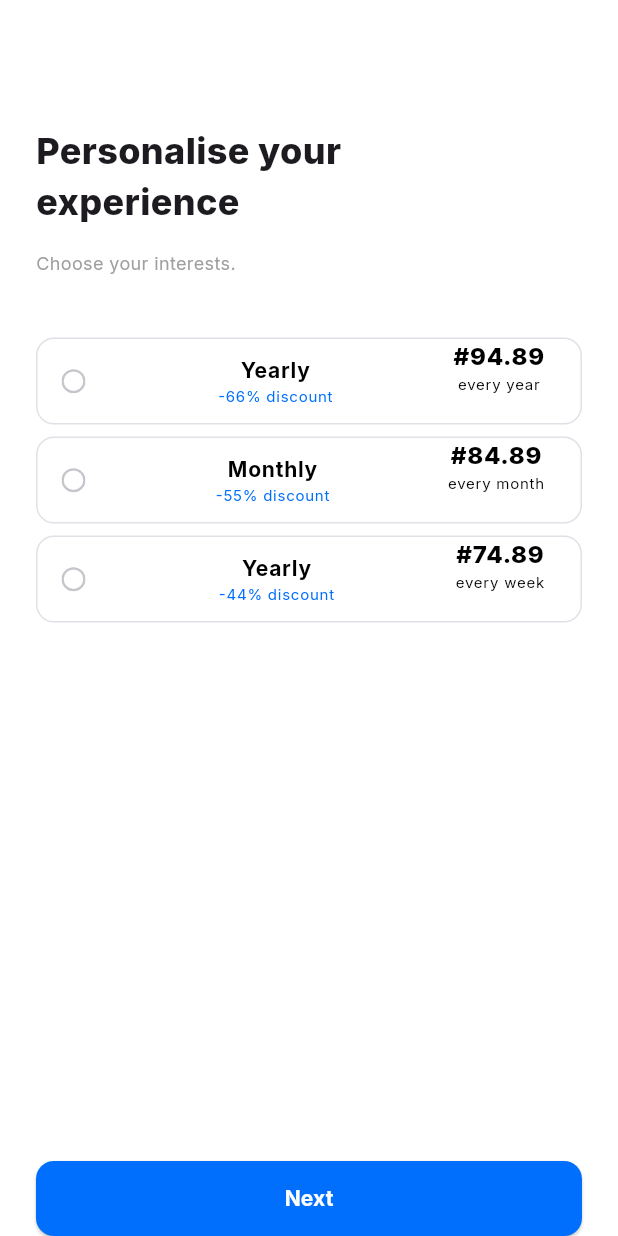
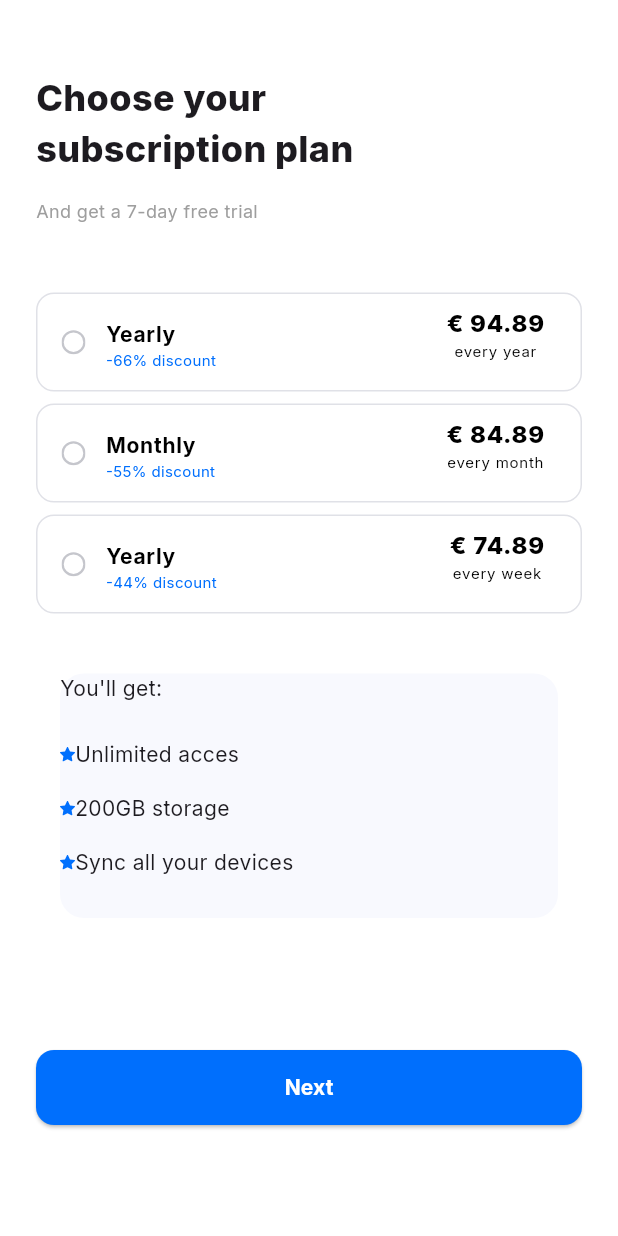
Before and after one commit to Rutuja028/figma_task, a Flutter app: the Subscription screen opened directly, on a phone screen of 412 x 824 dp. Run offline on Flutter 3.47's test engine with Material 3 defaults, Android fonts, the phone set to English and light mode, and no system bars; our stand-ins replace carousel_slider, flutter_svg, gap.

Commit message:
Using asMap function instead of ListView.builder in subscription_tile

```diff
--- a/lib/app.dart
+++ b/lib/app.dart
@@ -2,9 +2,9 @@ import 'package:flutter/material.dart';
 
 //import 'package:figma_task/views/onboarding_page1.dart';
 //import 'package:figma_task/views/onboarding_page2.dart';
-//import 'package:figma_task/views/subscription_page.dart';
-import 'package:figma_task/views/settings_page.dart';
-import 'package:figma_task/views/sign_in.dart';
+import 'package:figma_task/views/subscription_tile.dart';
+// import 'package:figma_task/views/settings_page.dart';
+// import 'package:figma_task/views/sign_in.dart';
 
 class MainApp extends StatelessWidget {
   const MainApp({super.key});
@@ -16,10 +16,10 @@ class MainApp extends StatelessWidget {
         scaffoldBackgroundColor: Colors.white,
         fontFamily: 'Inter',
       ),
-      home: const SignIn(),
+      //home: const SignIn(),
       debugShowCheckedModeBanner: false,
       //home: const Settings(),
-      //home: const Subscription(),
+      home: const Subscription(),
       //home: const OnBoarding2(),
       //home: OnBoarding(),
       //home: PersonalizePage(),
--- /dev/null
+++ b/lib/views/chat_list.dart
@@ -0,0 +1,17 @@
+import 'package:flutter/material.dart';
+
+class ChatList extends StatefulWidget{
+  const ChatList({super.key});
+
+  @override
+  State<ChatList> createState() => _ChatListState();
+}
+
+class _ChatListState extends State<ChatList>{
+  @override
+  Widget build(BuildContext context){
+    return Scaffold(
+
+    );
+  }
+}
--- a/lib/views/subscription_tile.dart
+++ b/lib/views/subscription_tile.dart
@@ -16,28 +16,35 @@ class RadioOption {
   final String titleDown;
   final String trailTextUp;
   final String trailTextDown;
-  bool isSelected;
 
-  RadioOption(this.titleUp, this.titleDown, this.trailTextUp,
-      this.trailTextDown, this.isSelected);
+  RadioOption(
+    this.titleUp,
+    this.titleDown,
+    this.trailTextUp,
+    this.trailTextDown,
+  );
 }
 
 class _SubscriptionState extends State<Subscription> {
+  int? groupValue;
   List<RadioOption> radioOptions = [
     RadioOption(
       'Yearly',
       '-66% discount',
-      '#94.89',
+      '\u{20AC} ${94.89}',
       'every year',
-      false,
     ),
-    RadioOption('Monthly', '-55% discount', '#84.89', 'every month', false),
+    RadioOption(
+      'Monthly',
+      '-55% discount',
+      '\u{20AC} ${84.89}',
+      'every month',
+    ),
     RadioOption(
       'Yearly',
       '-44% discount',
-      '#74.89',
+      '\u{20AC} ${74.89}',
       'every week',
-      false,
     ),
   ];
 
@@ -48,14 +55,11 @@ class _SubscriptionState extends State<Subscription> {
         backgroundColor: Colors.white,
         body: Padding(
           padding: const EdgeInsets.only(right: 24, left: 24),
-          child: Column(
-              mainAxisAlignment: MainAxisAlignment.spaceEvenly,
-              children: [
-                const SizedBox(height: 10),
-                const Gap(73),
+          child: Column(children: [
+            const Gap(48),
             const Align(
               alignment: Alignment.centerLeft,
-                  child: Text("Personalise your \nexperience",
+              child: Text("Choose your\nsubscription plan",
                   style: TextStyle(
                     fontSize: 24,
                     fontWeight: FontWeight.w800,
@@ -65,7 +69,7 @@ class _SubscriptionState extends State<Subscription> {
             const Align(
               alignment: Alignment.centerLeft,
               child: Text(
-                    "Choose your interests.",
+                "And get a 7-day free trial",
                 style: TextStyle(
                   fontSize: 12,
                   fontWeight: FontWeight.w400,
@@ -73,52 +77,50 @@ class _SubscriptionState extends State<Subscription> {
                 ),
               ),
             ),
-                const Gap(41),
-                Expanded(
-                  child: ListView.builder(
-                      itemCount: radioOptions.length,
-                      itemBuilder: (context, index) {
+            const Gap(46),
+            ...radioOptions.asMap().entries.map(
+              (e) {
                 return Padding(
                   padding: const EdgeInsets.only(bottom: 8),
                   child: ListTile(
+                    dense: false,
+                    visualDensity: VisualDensity.compact,
                     shape: RoundedRectangleBorder(
                       side: const BorderSide(color: Color(0xFFE0E1E7)),
                       borderRadius: BorderRadius.circular(12),
                     ),
                     tileColor: Colors.white,
                     selectedTileColor: const Color(0xFFEAF2FF),
-                            selected: radioOptions.elementAt(index).isSelected,
+                    selected: e.key == groupValue,
                     onTap: () {
                       setState(() {
-                                radioOptions.elementAt(index).isSelected =
-                                    !radioOptions.elementAt(index).isSelected;
+                        groupValue = e.key;
                       });
                     },
-                            leading: radioOptions.elementAt(index).isSelected
+                    leading: e.key == groupValue
                         ? SvgPicture.asset("assets/RadioButtonOn.svg")
                         : SvgPicture.asset("assets/RadioButtonOff.svg"),
-                            title: Column(children: [
-                              Text(
-                                radioOptions.elementAt(index).titleUp,
+                    horizontalTitleGap: 9.5,
+                    title: Text(
+                      e.value.titleUp,
                       style: const TextStyle(
                         fontSize: 14,
                         fontWeight: FontWeight.w700,
                         color: Colors.black,
                       ),
                     ),
-                              Text(
-                                radioOptions.elementAt(index).titleDown,
+                    subtitle: Text(
+                      e.value.titleDown,
                       style: const TextStyle(
                         fontSize: 10,
                         fontWeight: FontWeight.w400,
                         color: Color(0xFF006FFD),
                       ),
                     ),
-                            ]),
                     trailing: Column(
                       children: [
                         Text(
-                                  radioOptions.elementAt(index).trailTextUp,
+                          e.value.trailTextUp,
                           style: const TextStyle(
                             fontSize: 16,
                             fontWeight: FontWeight.w800,
@@ -126,7 +128,7 @@ class _SubscriptionState extends State<Subscription> {
                           ),
                         ),
                         Text(
-                                  radioOptions.elementAt(index).trailTextDown,
+                          e.value.trailTextDown,
                           style: const TextStyle(
                             fontSize: 10,
                             fontWeight: FontWeight.w400,
@@ -137,8 +139,46 @@ class _SubscriptionState extends State<Subscription> {
                     ),
                   ),
                 );
-                      }),
+              },
             ),
+            Gap(32),
+            Container(
+              height: 163,
+              width: 332,
+              decoration: BoxDecoration(
+                color: Color(0xFFF8F9FE),
+                borderRadius: BorderRadius.circular(16),
+              ),
+              child: Column(
+                crossAxisAlignment: CrossAxisAlignment.start,
+                children: [
+                  const Text("You'll get:"),
+                  Gap(24),
+                  Row(
+                    children: [
+                      SvgPicture.asset("assets/Star_filled.svg"),
+                      const Text("Unlimited acces"),
+                    ],
+                  ),
+                  Gap(16),
+                  Row(
+                    children: [
+                      SvgPicture.asset("assets/Star_filled.svg"),
+                      const Text("200GB storage"),
+                    ],
+                  ),
+                  Gap(16),
+                  Row(
+                    children: [
+                      SvgPicture.asset("assets/Star_filled.svg"),
+                      const Text("Sync all your devices"),
+                    ],
+                  ),
+                  Gap(24),
+                ],
+              ),
+            ),
+            Gap(88),
             PrimaryButton(
               buttonText: "Next",
               buttonHeight: 50,
@@ -153,6 +193,7 @@ class _SubscriptionState extends State<Subscription> {
                 });
               },
             ),
+            Gap(24),
           ]),
         ),
       ),
```
Lines whose indentation alone changed are shown as unchanged.
